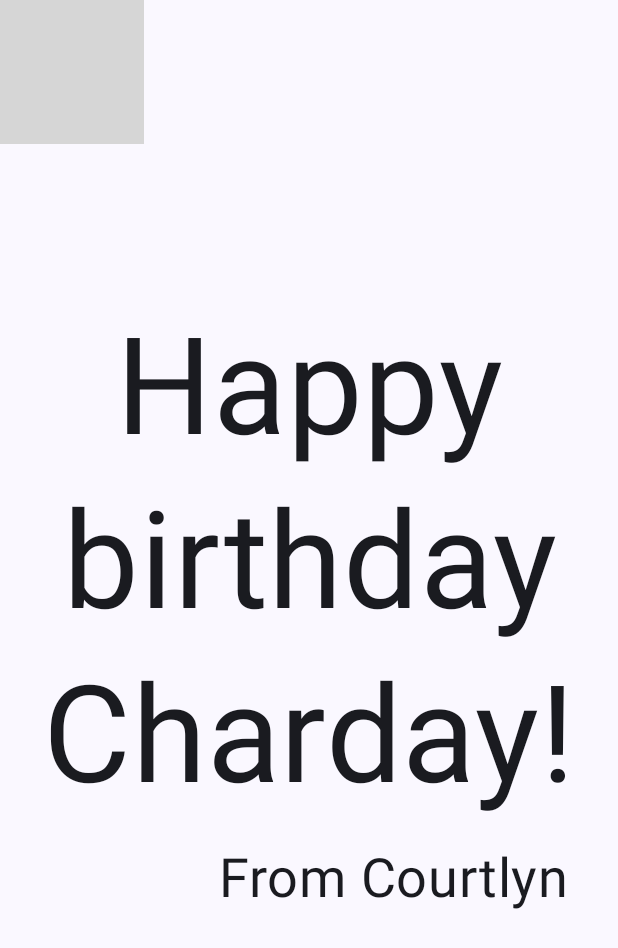
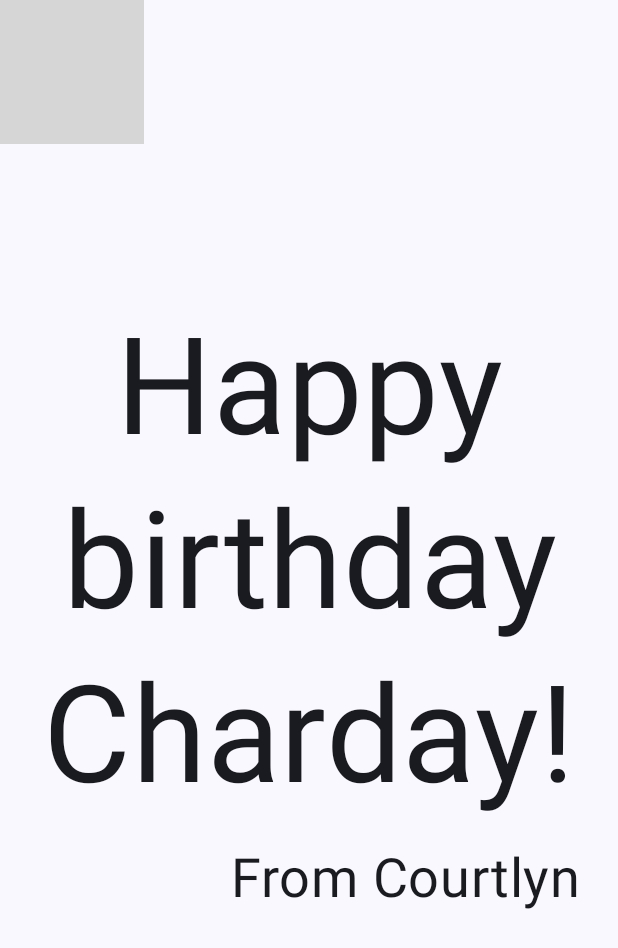
Before and after one commit to courtlynboykin/Happy_Birthday, an Android app built with Jetpack Compose: the screen it shows after launch (MainActivity), on a phone screen of 412 x 824 dp. Shown: the top 948 px of the screen. Run offline under Robolectric (Android 15) with nearby library versions, the phone set to English and light mode, and no system bars; grey boxes are pictures that could not be loaded.

```diff
--- a/app/src/main/java/com/example/happybirthday/MainActivity.kt
+++ b/app/src/main/java/com/example/happybirthday/MainActivity.kt
@@ -17,6 +17,7 @@ import androidx.compose.ui.Alignment
 import androidx.compose.ui.Modifier
 import androidx.compose.ui.layout.ContentScale
 import androidx.compose.ui.res.painterResource
+import androidx.compose.ui.res.stringResource
 import androidx.compose.ui.text.style.TextAlign
 import androidx.compose.ui.tooling.preview.Preview
 import androidx.compose.ui.unit.dp
@@ -33,7 +34,10 @@ class MainActivity : ComponentActivity() {
                     modifier = Modifier.fillMaxSize(),
                     color = MaterialTheme.colorScheme.background
                 ) {
-                    GreetingImage(message = "Happy birthday Charday!", from = "From Courtlyn")
+                    GreetingImage( message = stringResource(R.string.happy_birthday_text), from = stringResource(
+                        R.string.signature_text
+                    )
+                    )
                 }
             }
         }
@@ -44,7 +48,9 @@ class MainActivity : ComponentActivity() {
 fun GreetingText(message: String, from: String, modifier: Modifier = Modifier) {
         Column(
             verticalArrangement = Arrangement.Center,
-            modifier = modifier.padding(8.dp)
+            modifier = Modifier
+                .fillMaxSize()
+                .padding(8.dp)
         ) {
             Text(
                 text = message,
@@ -86,7 +92,8 @@ fun GreetingImage(message: String, from: String, modifier: Modifier = Modifier){
 @Composable
 fun BirthdayCardPreview() {
     HappyBirthdayTheme {
-        GreetingImage(message = "Happy birthday Charday!", from = "From Courtlyn")
+        GreetingImage( stringResource(R.string.happy_birthday_text),
+            stringResource(R.string.signature_text))
 
     }
 }
--- a/app/src/main/res/values/strings.xml
+++ b/app/src/main/res/values/strings.xml
@@ -1,3 +1,5 @@
 <resources>
     <string name="app_name">Happy Birthday</string>
+    <string name="happy_birthday_text">Happy birthday Charday!</string>
+    <string name="signature_text">From Courtlyn</string>
 </resources>
```
